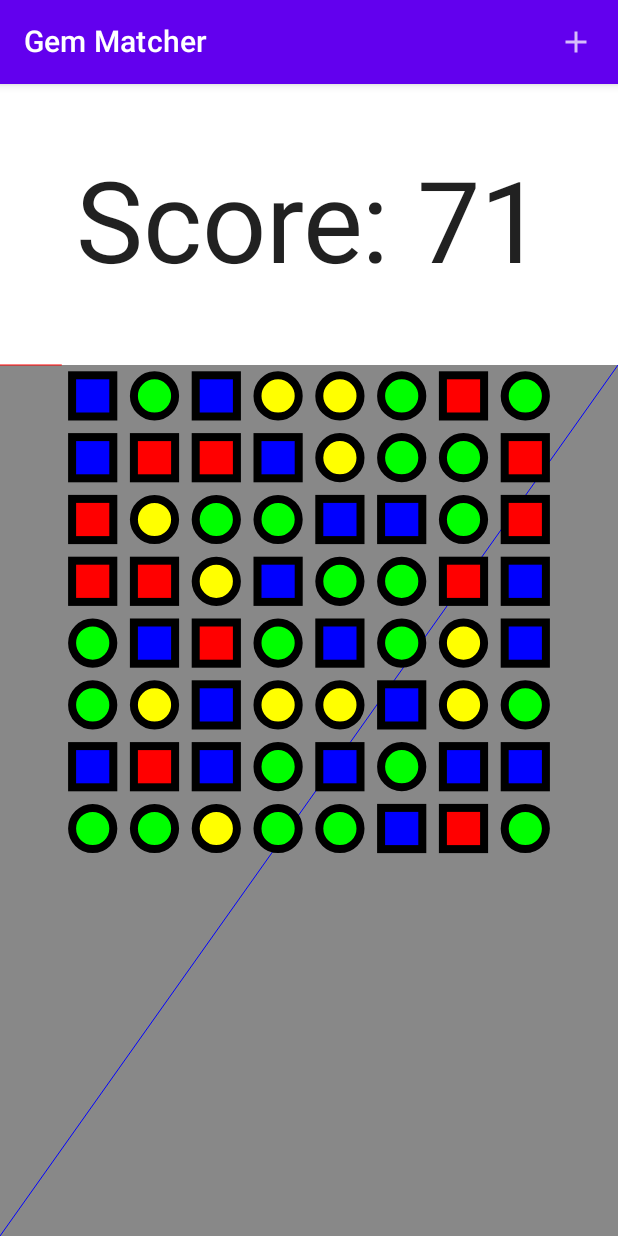
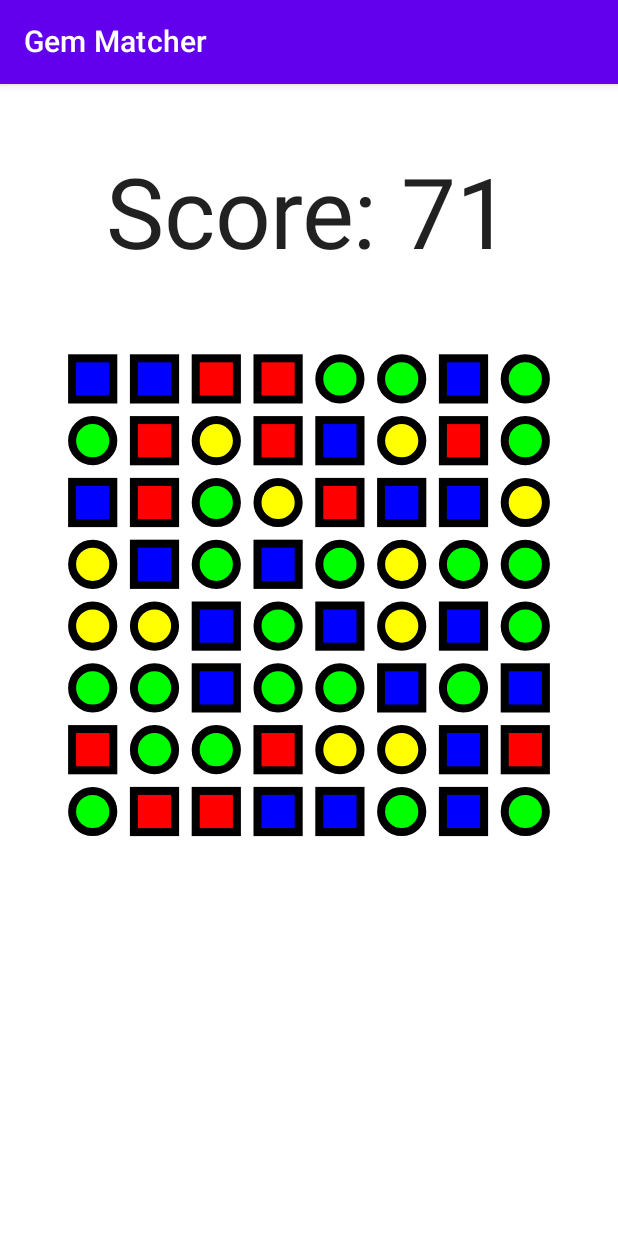
Before and after one commit to emlewis2/HW4, an Android app built with Jetpack Compose: the screen it shows after launch (MainActivity), on a phone screen of 412 x 824 dp. Run offline under Robolectric (Android 15) with nearby library versions, the phone set to English and light mode, and no system bars.

Commit message:
Fixed gem grid fill

```diff
--- a/app/src/main/java/lewis/libby/hw4/MainActivity.kt
+++ b/app/src/main/java/lewis/libby/hw4/MainActivity.kt
@@ -159,16 +159,16 @@ fun Graph(
             topBar = {
                 TopAppBar(
                     title = { Text(stringResource(R.string.title)) },
-                    actions = {
-                        IconButton(
-                            onClick = { handlers.onAddScore(5) }
-                        ) {
-                            Icon(
-                                imageVector = Icons.Default.Add,
-                                contentDescription = "add"
-                            )
-                        }
-                    }
+//                    actions = {
+//                        IconButton(
+//                            onClick = { handlers.onAddScore(5) }
+//                        ) {
+//                            Icon(
+//                                imageVector = Icons.Default.Add,
+//                                contentDescription = "add"
+//                            )
+//                        }
+//                    }
                 )
             },
             content = { padding ->
@@ -190,7 +190,7 @@ fun Graph(
                             "Score: $score",
                             //                            textAlign = TextAlign.Center,
                             //                        modifier = Modifier.width(150.dp),
-                            fontSize = 75.sp,
+                            fontSize = 65.sp,
                             //                            modifier = Modifier.padding(16.dp)
                         )
                         //                    }
@@ -249,19 +249,19 @@ fun Graph(
 
                             val shapeCenter = Offset(boxSize/2, boxSize/2)
 
-                            drawRect(color = Color.Gray, topLeft = Offset.Zero)
+//                            drawRect(color = Color.Gray, topLeft = Offset.Zero)
 
-                            drawLine(
-                                start = Offset(x = size.width, y = 0f),
-                                end = Offset(x = 0f, y = size.height),
-                                color = Color.Blue
-                            )
-
-                            drawLine(
-                                start = Offset(x = 0f, y = 0f),
-                                end = Offset(x = size.width/10, 0f),
-                                color = Color.Red,
-                            )
+//                            drawLine(
+//                                start = Offset(x = size.width, y = 0f),
+//                                end = Offset(x = 0f, y = size.height),
+//                                color = Color.Blue
+//                            )
+//
+//                            drawLine(
+//                                start = Offset(x = 0f, y = 0f),
+//                                end = Offset(x = size.width/10, 0f),
+//                                color = Color.Red,
+//                            )
 
 //                            fun Size.toIntSize(): IntSize = IntSize(width.toInt(), height.toInt())
 //
@@ -340,8 +340,8 @@ fun Graph(
                                 for (row in 0 until 8) {
                                     for (column in 0 until 8) {
                                         translate(
-                                            left = row * boxSize,
-                                            top = column * boxSize
+                                            left = column * boxSize,
+                                            top = row * boxSize
                                         ) {
 //                                            Log.d("Inside", row.toString())
 //                                            val currentPosition = shapes.get(row, column)
```
Also changed, not shown: app/src/main/java/lewis/libby/hw4/GemViewModel.kt (+14 -14 lines).
